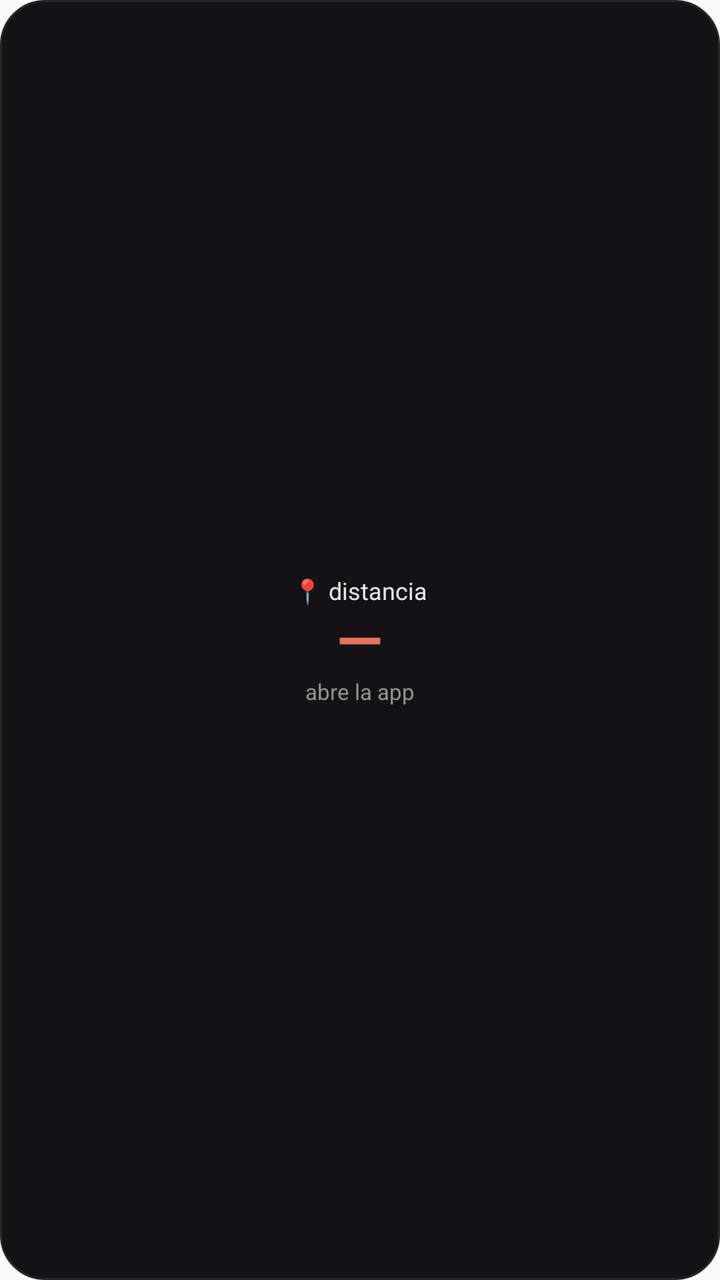
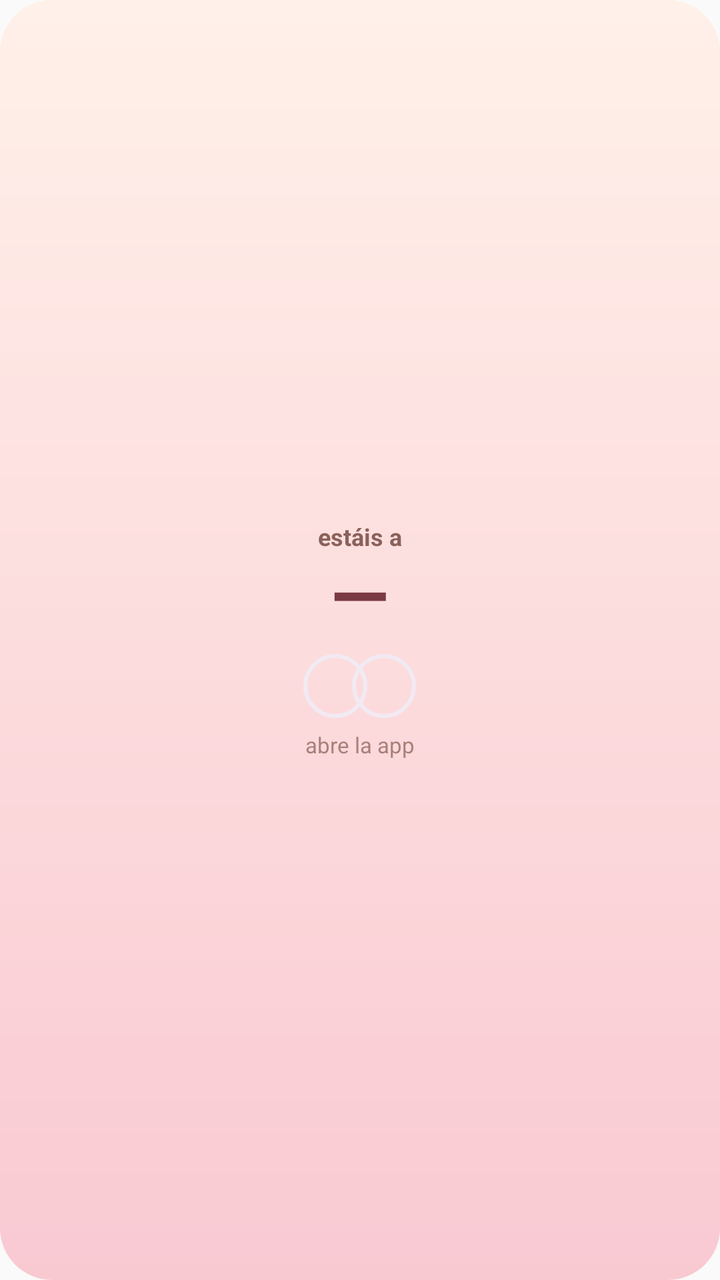

Before-and-after screenshots of an Android layout around one commit, followed by the original layout XML and the change that was made.
<!-- AndroidManifest.xml: application theme AppTheme -->
<!-- res/layout/widget_distance.xml -->
<?xml version="1.0" encoding="utf-8"?>
<LinearLayout xmlns:android="http://schemas.android.com/apk/res/android"
    android:id="@+id/widget_distance_root"
    android:layout_width="match_parent"
    android:layout_height="match_parent"
    android:background="@drawable/widget_days_bg"
    android:gravity="center"
    android:orientation="vertical"
    android:padding="14dp">

    <TextView
        android:id="@+id/widget_distance_label"
        android:layout_width="wrap_content"
        android:layout_height="wrap_content"
        android:text="@string/widget_distance_label"
        android:textColor="#E8E6E3"
        android:textSize="12sp" />

    <TextView
        android:id="@+id/widget_distance_value"
        android:layout_width="wrap_content"
        android:layout_height="wrap_content"
        android:includeFontPadding="false"
        android:text="—"
        android:textColor="#E8735A"
        android:textSize="30sp"
        android:textStyle="bold" />

    <TextView
        android:id="@+id/widget_distance_caption"
        android:layout_width="wrap_content"
        android:layout_height="wrap_content"
        android:text="@string/widget_distance_empty"
        android:textColor="#9A9490"
        android:textSize="11sp" />

</LinearLayout>
<!-- resources referenced by this layout -->
<resources>
  <!-- drawable widget_days_bg (drawable) -->
  <?xml version="1.0" encoding="utf-8"?>
  <shape xmlns:android="http://schemas.android.com/apk/res/android"
      android:shape="rectangle">
      <corners android:radius="22dp" />
      <solid android:color="#141216" />
      <stroke
          android:width="1dp"
          android:color="#2A2624" />
  </shape>
  <string name="widget_distance_empty">abre la app</string>
  <string name="widget_distance_label">📍 distancia</string>
  <style name="AppTheme" parent="Theme.AppCompat.Light.DarkActionBar">
          
          <item name="colorPrimary">@color/colorPrimary</item>
          <item name="colorPrimaryDark">@color/colorPrimaryDark</item>
          <item name="colorAccent">@color/colorAccent</item>
      </style>
</resources>

<!-- the commit's change to res/layout/widget_distance.xml (unified diff, before → after) -->
@@ -3,7 +3,7 @@
     android:id="@+id/widget_distance_root"
     android:layout_width="match_parent"
     android:layout_height="match_parent"
-    android:background="@drawable/widget_days_bg"
+    android:background="@drawable/widget_bg_distance"
     android:gravity="center"
     android:orientation="vertical"
     android:padding="14dp">
@@ -12,9 +12,10 @@
         android:id="@+id/widget_distance_label"
         android:layout_width="wrap_content"
         android:layout_height="wrap_content"
-        android:text="@string/widget_distance_label"
-        android:textColor="#E8E6E3"
-        android:textSize="12sp" />
+        android:text="@string/widget_distance_label2"
+        android:textColor="#8A615A"
+        android:textSize="12sp"
+        android:textStyle="bold" />
 
     <TextView
         android:id="@+id/widget_distance_value"
@@ -22,16 +23,43 @@
         android:layout_height="wrap_content"
         android:includeFontPadding="false"
         android:text="—"
-        android:textColor="#E8735A"
-        android:textSize="30sp"
+        android:textColor="#7A3A44"
+        android:textSize="38sp"
         android:textStyle="bold" />
+
+    <LinearLayout
+        android:id="@+id/widget_distance_faces"
+        android:layout_width="wrap_content"
+        android:layout_height="wrap_content"
+        android:layout_marginTop="6dp"
+        android:gravity="center"
+        android:orientation="horizontal">
+
+        <ImageView
+            android:id="@+id/widget_distance_me"
+            android:layout_width="32dp"
+            android:layout_height="32dp"
+            android:background="@drawable/widget_face_ring"
+            android:contentDescription="@string/widget_days_me"
+            android:scaleType="centerInside" />
+
+        <ImageView
+            android:id="@+id/widget_distance_partner"
+            android:layout_width="32dp"
+            android:layout_height="32dp"
+            android:layout_marginStart="-8dp"
+            android:background="@drawable/widget_face_ring"
+            android:contentDescription="@string/widget_days_partner"
+            android:scaleType="centerInside" />
+    </LinearLayout>
 
     <TextView
         android:id="@+id/widget_distance_caption"
         android:layout_width="wrap_content"
         android:layout_height="wrap_content"
+        android:layout_marginTop="6dp"
         android:text="@string/widget_distance_empty"
-        android:textColor="#9A9490"
+        android:textColor="#A9817A"
         android:textSize="11sp" />
 
 </LinearLayout>
<!-- resource entries referenced after the edit -->
@@ -1,17 +1,28 @@
 <!-- resources referenced by this layout -->
 <resources>
-  <!-- drawable widget_days_bg (drawable) -->
+  <!-- drawable widget_bg_distance (drawable) -->
   <?xml version="1.0" encoding="utf-8"?>
   <shape xmlns:android="http://schemas.android.com/apk/res/android"
       android:shape="rectangle">
-      <corners android:radius="22dp" />
-      <solid android:color="#141216" />
+      <corners android:radius="26dp" />
+      <gradient
+          android:angle="270"
+          android:endColor="#F9C9D2"
+          android:startColor="#FFF0E9" />
+  </shape>
+  <!-- drawable widget_face_ring (drawable) -->
+  <?xml version="1.0" encoding="utf-8"?>
+  <shape xmlns:android="http://schemas.android.com/apk/res/android"
+      android:shape="oval">
+      <solid android:color="#00000000" />
       <stroke
-          android:width="1dp"
-          android:color="#2A2624" />
+          android:width="2dp"
+          android:color="#F2EAF3" />
   </shape>
+  <string name="widget_days_me">Tu foto</string>
+  <string name="widget_days_partner">Su foto</string>
   <string name="widget_distance_empty">abre la app</string>
-  <string name="widget_distance_label">📍 distancia</string>
+  <string name="widget_distance_label2">estáis a</string>
   <style name="AppTheme" parent="Theme.AppCompat.Light.DarkActionBar">
           
           <item name="colorPrimary">@color/colorPrimary</item>
